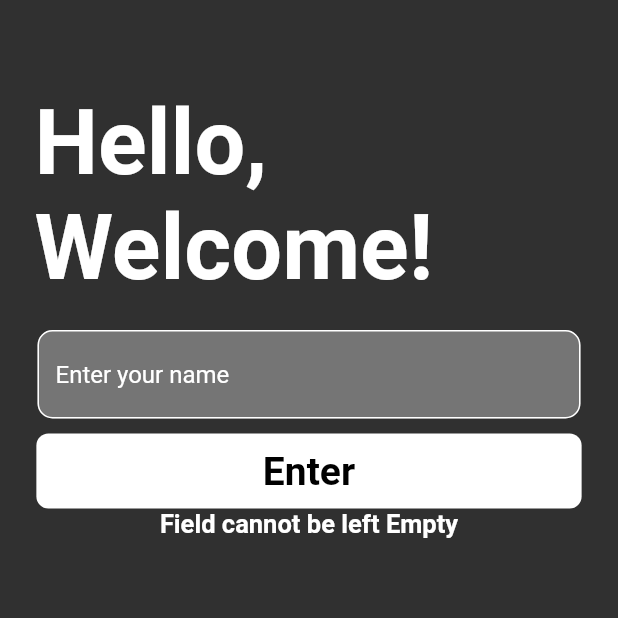
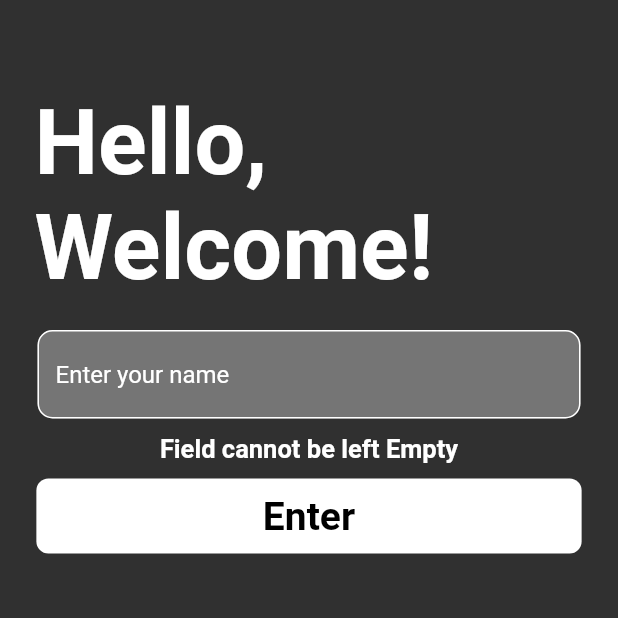
Before and after one commit to Hasith435/todo-app, a Flutter app: the screen it shows after launch, after a tap on "Enter", on a phone screen of 412 x 824 dp, the top half of it. Run offline on Flutter 3.47's test engine with Material 2 defaults, Android fonts, the phone set to English and light mode, and no system bars; our stand-ins replace after_layout, dropdown_button2, flutter_slidable, shared_preferences; missing offline and left inert: dart:ffi.

```diff
--- a/todo_app/lib/pages/login_page.dart
+++ b/todo_app/lib/pages/login_page.dart
@@ -83,7 +83,16 @@ class _LoginPageState extends State<LoginPage> {
                         borderSide: const BorderSide(color: Colors.white))),
               ),
             ),
-            const SizedBox(height: 10),
+
+            //sized box
+            const SizedBox(
+              height: 10,
+            ),
+            //error message
+            if (showErrorMsg == true)
+              ErrorMsg(errorMsg: 'Field cannot be left Empty'),
+
+            //enter button
             Center(
               child: GestureDetector(
                 onTap: openHomePage,
@@ -103,10 +112,6 @@ class _LoginPageState extends State<LoginPage> {
                 ),
               ),
             ),
-
-            //error message
-            if (showErrorMsg == true)
-              ErrorMsg(errorMsg: 'Field cannot be left Empty')
           ],
         ),
       ),
--- a/todo_app/lib/utils/error_messages.dart
+++ b/todo_app/lib/utils/error_messages.dart
@@ -12,12 +12,19 @@ class ErrorMsg extends StatefulWidget {
 class _ErrorMsgState extends State<ErrorMsg> {
   @override
   Widget build(BuildContext context) {
-    return Container(
-      child: Text(
-        widget.errorMsg,
-        style: const TextStyle(
-            color: Colors.white, fontSize: 17, fontWeight: FontWeight.bold),
-      ),
+    return Column(
+      children: [
+        Container(
+          child: Text(
+            widget.errorMsg,
+            style: const TextStyle(
+                color: Colors.white, fontSize: 17, fontWeight: FontWeight.bold),
+          ),
+        ),
+        const SizedBox(
+          height: 10,
+        )
+      ],
     );
   }
 }
```
Also changed, not shown: todo_app/lib/pages/home_page.dart (+15 -9 lines), todo_app/lib/pages/priority_view.dart (+45 -50 lines).
